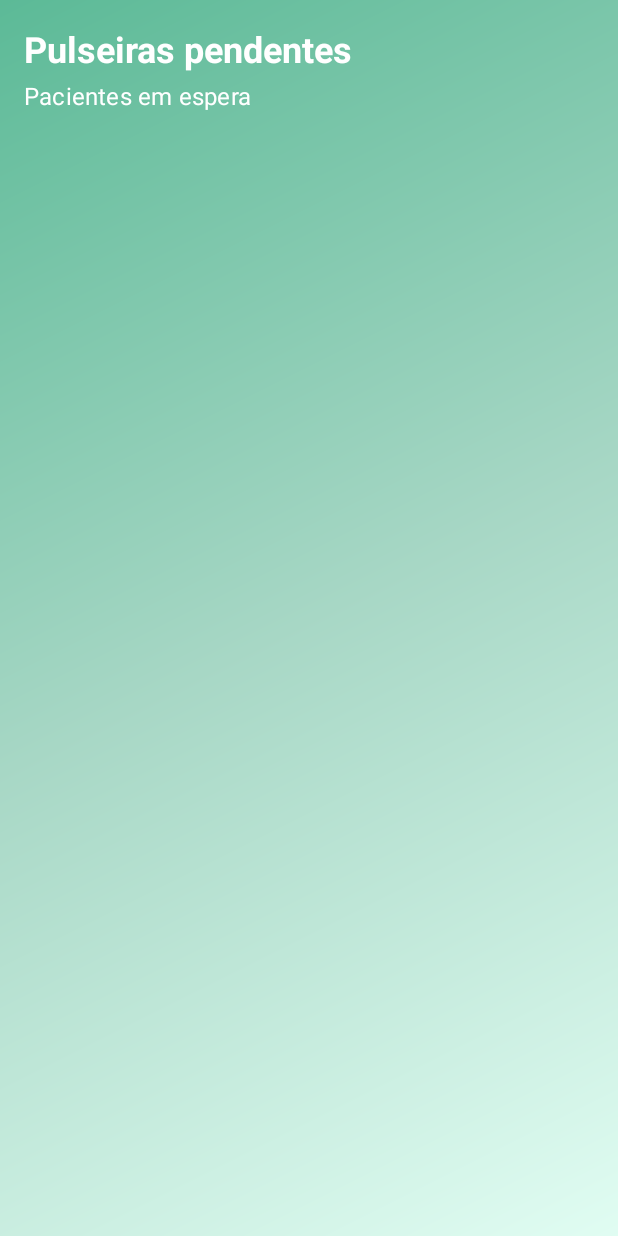
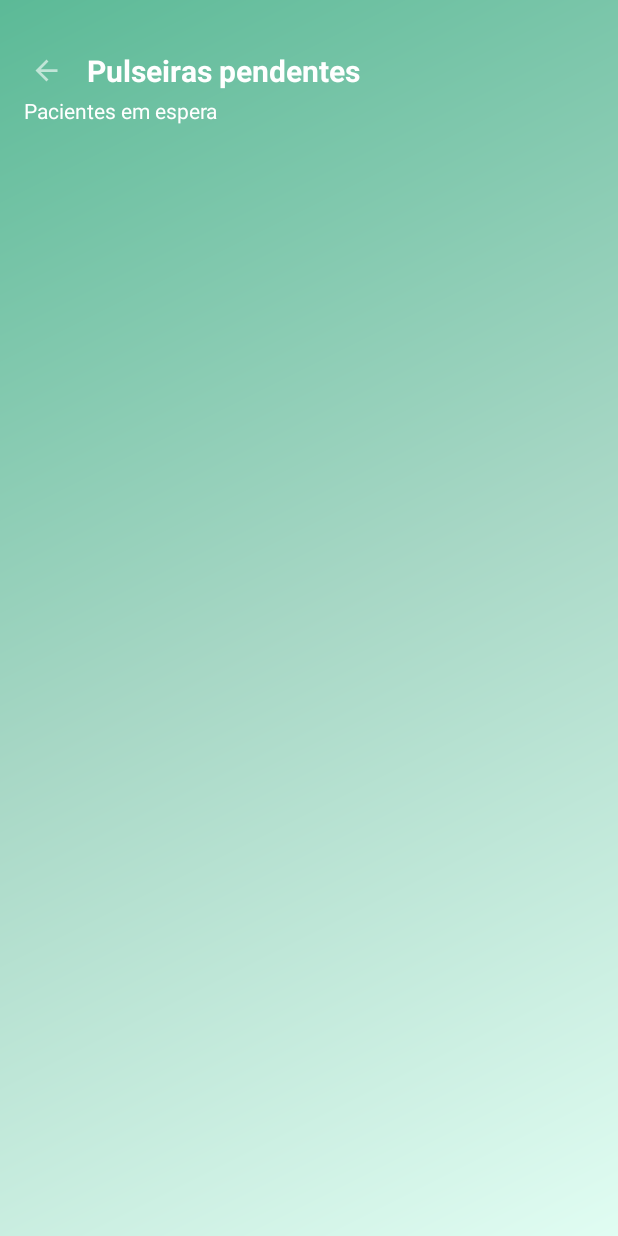
Before and after one commit to Igreja19/EmergencySTS-Mobile, an Android app: the PulseirasActivity screen opened directly, with no data from a screen before it, on a phone screen of 412 x 824 dp. Run offline under Robolectric (Android 15) with nearby library versions, the phone set to English and light mode, and no system bars; our stand-ins replace Volley; network calls fail.

Commit message:
seta voltar atras

```diff
--- a/app/src/main/java/pt/ipleiria/estg/dei/emergencysts/activities/PulseirasActivity.java
+++ b/app/src/main/java/pt/ipleiria/estg/dei/emergencysts/activities/PulseirasActivity.java
@@ -5,6 +5,7 @@ import static androidx.core.content.ContextCompat.startActivity;
 import android.content.Intent;
 import android.os.Bundle;
 import android.view.View;
+import android.widget.ImageView;
 import android.widget.ListView;
 import android.widget.ProgressBar;
 import android.widget.Toast;
@@ -36,6 +37,9 @@ public class PulseirasActivity extends AppCompatActivity {
     protected void onCreate(Bundle savedInstanceState) {
         super.onCreate(savedInstanceState);
         setContentView(R.layout.activity_pulseiras);
+
+        ImageView btnback = findViewById(R.id.btnBack);
+        btnback.setOnClickListener(v -> finish());
 
         listViewPulseiras = findViewById(R.id.listViewPulseiras);
         progressBar = findViewById(R.id.progressBar);
--- a/app/src/main/res/layout/activity_pulseiras.xml
+++ b/app/src/main/res/layout/activity_pulseiras.xml
@@ -3,6 +3,7 @@
     xmlns:tools="http://schemas.android.com/tools"
     android:layout_width="match_parent"
     android:layout_height="match_parent"
+    xmlns:app="http://schemas.android.com/apk/res-auto"
     tools:context=".activities.PulseirasActivity">
 
     <pt.ipleiria.estg.dei.emergencysts.GradientView
@@ -14,24 +15,48 @@
         android:layout_width="match_parent"
         android:layout_height="wrap_content"
         android:orientation="vertical"
-        android:padding="16dp">
+        android:paddingTop="32dp"
+        android:paddingStart="16dp"
+        android:paddingEnd="16dp"
+        android:paddingBottom="12dp">
+
+        <!-- Linha: seta + título -->
+        <LinearLayout
+            android:layout_width="match_parent"
+            android:layout_height="wrap_content"
+            android:orientation="horizontal"
+            android:gravity="center_vertical">
+
+            <ImageView
+                android:id="@+id/btnBack"
+                android:layout_width="30dp"
+                android:layout_height="30dp"
+                android:src="@drawable/ic_voltaratras"
+                app:tint="@android:color/white"
+                android:padding="4dp"/>
 
             <TextView
+                android:id="@+id/txtTitulo"
                 android:layout_width="wrap_content"
                 android:layout_height="wrap_content"
+                android:layout_marginStart="12dp"
                 android:text="@string/pulseiras_pendentes"
-            android:textAppearance="@style/TextAppearance.MaterialComponents.Headline5"
                 android:textColor="@android:color/white"
-            android:textStyle="bold" />
+                android:textSize="20sp"
+                android:textStyle="bold"/>
+        </LinearLayout>
 
+        <!-- Subtítulo -->
         <TextView
+            android:id="@+id/txtSubtitulo"
             android:layout_width="wrap_content"
             android:layout_height="wrap_content"
-            android:layout_marginTop="4dp"
+            android:layout_marginTop="2dp"
             android:text="@string/pacientes_em_espera"
-            android:textAppearance="@style/TextAppearance.MaterialComponents.Subtitle1"
-            android:textColor="@android:color/white" />
+            android:textColor="@android:color/white"
+            android:textSize="14sp"/>
     </LinearLayout>
+
 
     <ListView
         android:id="@+id/listViewPulseiras"
@@ -39,8 +64,8 @@
         android:layout_height="match_parent"
         android:layout_below="@id/header_layout"
         android:clipToPadding="false"
-        android:divider="@null"
-        android:dividerHeight="0dp"
+        android:divider="@android:color/transparent"
+        android:dividerHeight="16dp"
         android:paddingStart="16dp"
         android:paddingEnd="16dp"
         android:paddingBottom="16dp"
```
Also changed, not shown: app/src/main/res/layout/activity_enfermeiro.xml (+0 -11 lines), app/src/main/res/layout/activity_mostrar_pulseira.xml (deleted, +0 -10 lines). Lines whose indentation alone changed are shown as unchanged.
